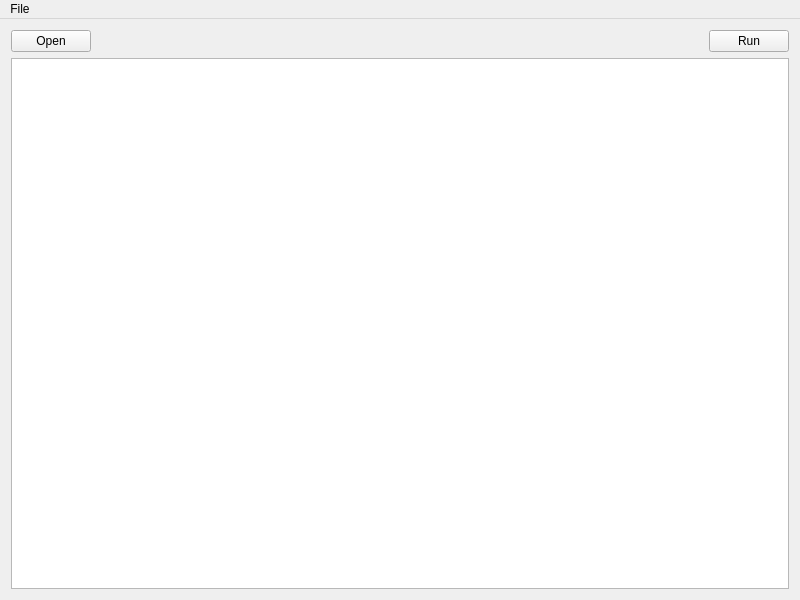
This is RegionTracking/mainwindow.ui in faisalbadran/493_Project as Qt 5 draws it before an edit. The edited form follows.
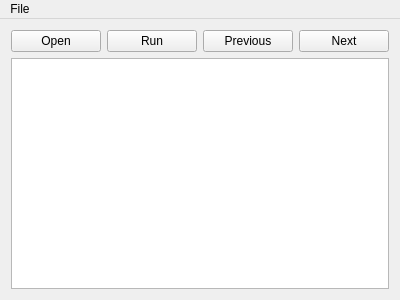
This is the edited form.

Commit message: Code with updating GUI for automated testing and picture flipping

The edit to the form file:
```diff
--- a/RegionTracking/mainwindow.ui
+++ b/RegionTracking/mainwindow.ui
@@ -6,8 +6,8 @@
    <rect>
     <x>0</x>
     <y>0</y>
-    <width>800</width>
-    <height>600</height>
+    <width>400</width>
+    <height>300</height>
    </rect>
   </property>
   <property name="windowTitle">
@@ -23,6 +23,13 @@
       <property name="topMargin">
        <number>0</number>
       </property>
+      <item row="1" column="3">
+       <widget class="QPushButton" name="next_button">
+        <property name="text">
+         <string>Next</string>
+        </property>
+       </widget>
+      </item>
       <item row="1" column="0">
        <widget class="QPushButton" name="open_button">
         <property name="text">
@@ -30,54 +37,22 @@
         </property>
        </widget>
       </item>
-      <item row="2" column="0" colspan="5">
+      <item row="2" column="0" colspan="4">
        <widget class="QGraphicsView" name="graphicsView"/>
       </item>
-      <item row="1" column="2">
-       <widget class="QLabel" name="open_label">
-        <property name="text">
-         <string/>
-        </property>
-       </widget>
-      </item>
       <item row="1" column="1">
-       <spacer name="horizontalSpacer">
-        <property name="orientation">
-         <enum>Qt::Horizontal</enum>
-        </property>
-        <property name="sizeType">
-         <enum>QSizePolicy::MinimumExpanding</enum>
-        </property>
-        <property name="sizeHint" stdset="0">
-         <size>
-          <width>40</width>
-          <height>20</height>
-         </size>
-        </property>
-       </spacer>
-      </item>
-      <item row="1" column="4">
        <widget class="QPushButton" name="run_button">
         <property name="text">
          <string>Run</string>
         </property>
        </widget>
       </item>
-      <item row="1" column="3">
-       <spacer name="horizontalSpacer_2">
-        <property name="orientation">
-         <enum>Qt::Horizontal</enum>
+      <item row="1" column="2">
+       <widget class="QPushButton" name="previous_button">
+        <property name="text">
+         <string>Previous</string>
         </property>
-        <property name="sizeType">
-         <enum>QSizePolicy::MinimumExpanding</enum>
-        </property>
-        <property name="sizeHint" stdset="0">
-         <size>
-          <width>40</width>
-          <height>20</height>
-         </size>
-        </property>
-       </spacer>
+       </widget>
       </item>
      </layout>
     </item>
@@ -88,7 +63,7 @@
     <rect>
      <x>0</x>
      <y>0</y>
-     <width>800</width>
+     <width>400</width>
      <height>22</height>
     </rect>
    </property>
```
The commit also changes 4 other files.
